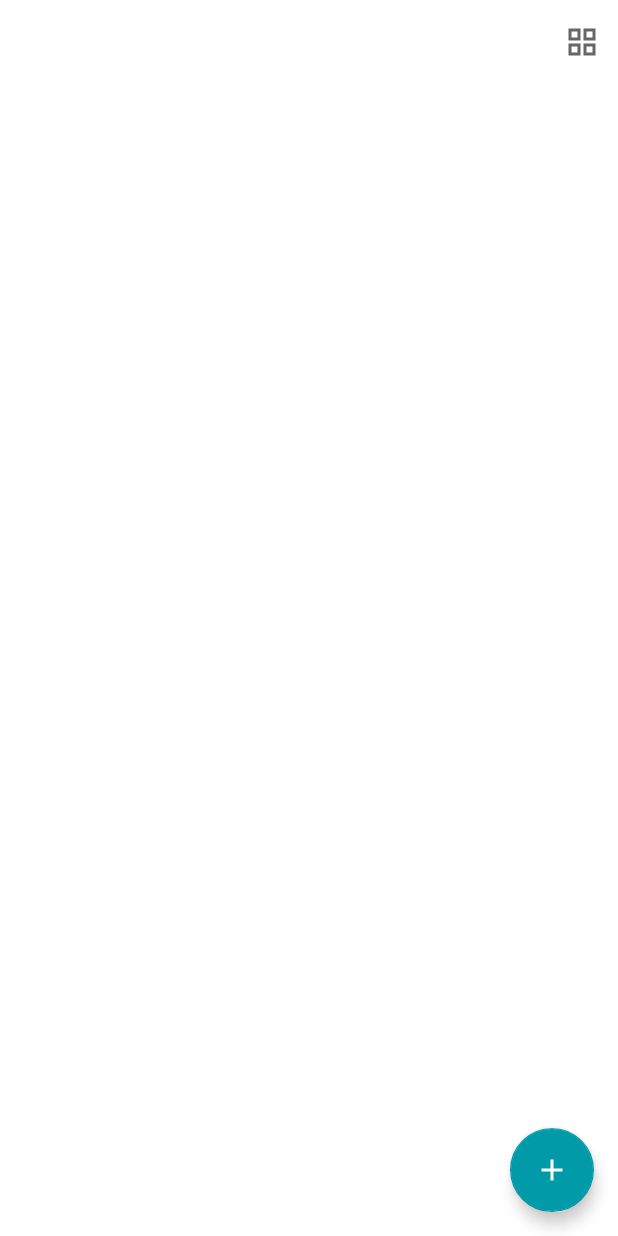
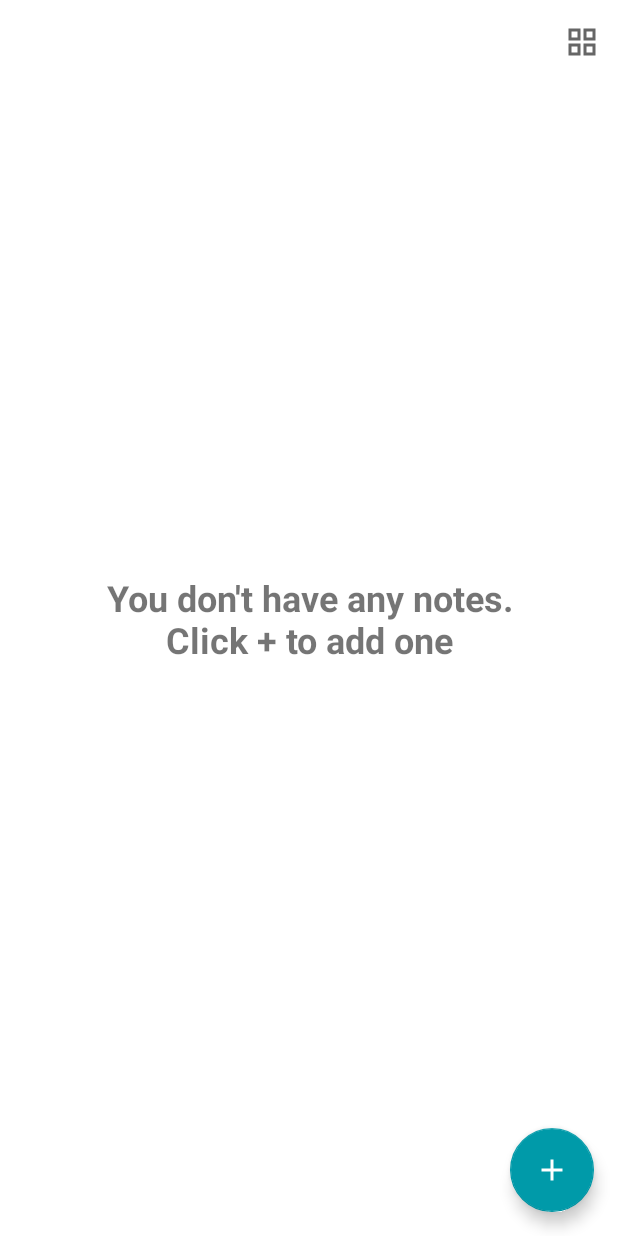
Before and after one commit to matheus-miranda/Clean-Notes, an Android app: the screen it shows after launch (MainActivity), on a phone screen of 412 x 824 dp. Run offline under Robolectric (Android 15) with nearby library versions, the phone set to English and light mode, and no system bars.

Commit message:
Add empty state for recycler view

```diff
--- a/app/src/main/java/br/com/mmdevelopment/cleannotes/ui/AddNoteActivity.kt
+++ b/app/src/main/java/br/com/mmdevelopment/cleannotes/ui/AddNoteActivity.kt
@@ -48,7 +48,7 @@ class AddNoteActivity : AppCompatActivity() {
             requestFeature(Window.FEATURE_ACTIVITY_TRANSITIONS)
             // set the transition to be shown when the user enters this activity
             enterTransition = Slide()
-            enterTransition.duration = 600
+            enterTransition.duration = 500
         }
     }
 
--- a/app/src/main/java/br/com/mmdevelopment/cleannotes/ui/MainActivity.kt
+++ b/app/src/main/java/br/com/mmdevelopment/cleannotes/ui/MainActivity.kt
@@ -7,6 +7,7 @@ import android.os.Bundle
 import android.transition.Explode
 import android.view.Menu
 import android.view.MenuItem
+import android.view.View
 import android.view.Window
 import androidx.appcompat.app.AppCompatActivity
 import androidx.core.content.ContextCompat
@@ -95,7 +96,14 @@ class MainActivity : AppCompatActivity() {
      * Update the list adapter
      */
     private fun updateList() {
-        adapter.submitList(NoteDataSource.getList())
+        val list = NoteDataSource.getList()
+        if (list.isEmpty()) {
+            binding.emptyInclude.emptyState.visibility = View.VISIBLE
+        } else {
+            binding.emptyInclude.emptyState.visibility = View.GONE
+            binding.rvNotes.visibility = View.VISIBLE
+        }
+        adapter.submitList(list)
     }
 
     /**
@@ -192,7 +200,7 @@ class MainActivity : AppCompatActivity() {
             requestFeature(Window.FEATURE_ACTIVITY_TRANSITIONS)
             // set the transition to be shown when the user enters this activity
             enterTransition = Explode()
-            enterTransition.duration = 600
+            enterTransition.duration = 500
         }
     }
 
--- a/app/src/main/res/layout/activity_main.xml
+++ b/app/src/main/res/layout/activity_main.xml
@@ -12,6 +12,10 @@
         android:layout_height="wrap_content"
         app:layout_constraintTop_toTopOf="parent" />
 
+    <include
+        android:id="@+id/empty_include"
+        layout="@layout/empty_state" />
+
     <androidx.recyclerview.widget.RecyclerView
         android:id="@+id/rv_notes"
         android:layout_width="match_parent"
@@ -19,7 +23,8 @@
         app:layout_constraintBottom_toBottomOf="parent"
         app:layout_constraintTop_toBottomOf="@id/tb_main"
         tools:itemCount="8"
-        tools:listitem="@layout/note_item" />
+        tools:listitem="@layout/note_item"
+        tools:visibility="gone" />
 
     <com.google.android.material.floatingactionbutton.FloatingActionButton
         android:id="@+id/fab_new"
--- /dev/null
+++ b/app/src/main/res/layout/empty_state.xml
@@ -0,0 +1,21 @@
+<?xml version="1.0" encoding="utf-8"?>
+<androidx.constraintlayout.widget.ConstraintLayout xmlns:android="http://schemas.android.com/apk/res/android"
+    xmlns:app="http://schemas.android.com/apk/res-auto"
+    android:id="@+id/empty_state"
+    android:layout_width="match_parent"
+    android:layout_height="match_parent">
+
+    <TextView
+        android:layout_width="wrap_content"
+        android:layout_height="wrap_content"
+        android:layout_margin="16dp"
+        android:gravity="center"
+        android:text="@string/empty_notes"
+        android:textSize="24sp"
+        android:textStyle="bold"
+        app:layout_constraintBottom_toBottomOf="parent"
+        app:layout_constraintEnd_toEndOf="parent"
+        app:layout_constraintStart_toStartOf="parent"
+        app:layout_constraintTop_toTopOf="parent" />
+
+</androidx.constraintlayout.widget.ConstraintLayout>
--- a/app/src/main/res/values/strings.xml
+++ b/app/src/main/res/values/strings.xml
@@ -12,4 +12,5 @@
     <string name="unnamed_note">Unnamed Note</string>
     <string name="deleted">Note deleted</string>
     <string name="undo">Undo</string>
+    <string name="empty_notes">You don\'t have any notes.\nClick + to add one</string>
 </resources>
```
Also changed, not shown: 1 other file.
